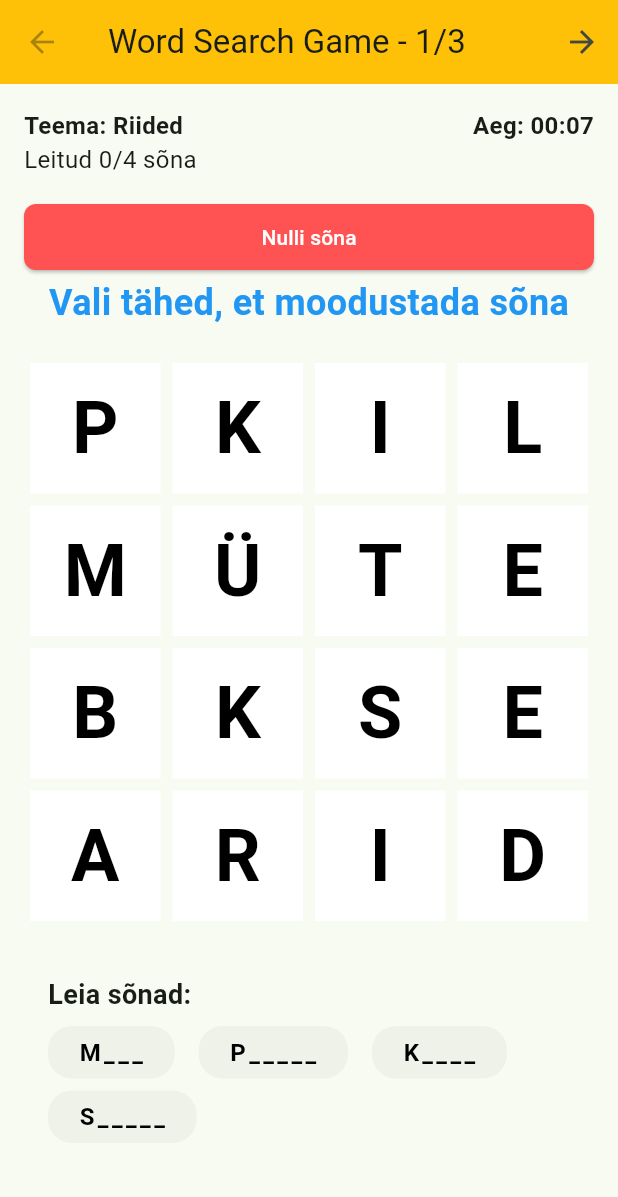
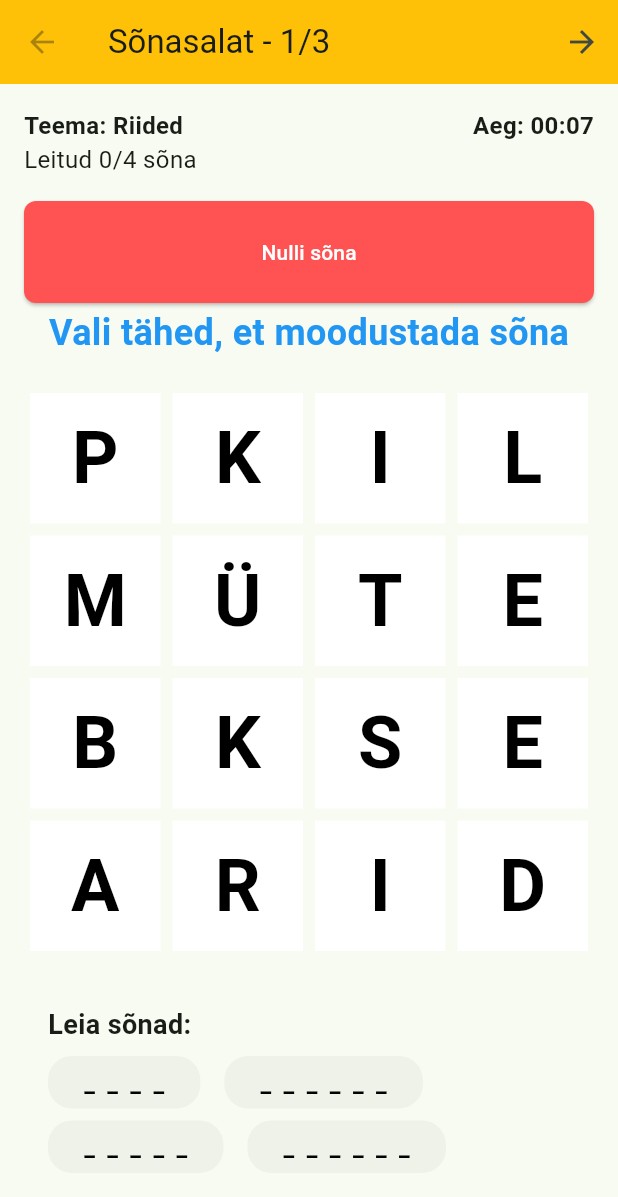
Before and after one commit to mrmaandi/sonasalat, a Flutter app: the screen it shows after launch, on a phone screen of 412 x 824 dp. Shown: the top 1197 px of the screen. Run offline on Flutter 3.47's test engine with Material 3 defaults, Android fonts, the phone set to English and light mode, and no system bars.

Commit message:
hint words changes

```diff
--- a/app/lib/main.dart
+++ b/app/lib/main.dart
@@ -2,6 +2,7 @@ import 'package:flutter/material.dart';
 import 'dart:math' show sqrt;
 import 'util/selection_line_painter.dart';
 import 'util/animated_segment_painter.dart';
+import 'puzzles.dart';
 
 void main() {
   runApp(const MyApp());
@@ -21,11 +22,11 @@ class MyApp extends StatelessWidget {
   @override
   Widget build(BuildContext context) {
     return MaterialApp(
-      title: 'Word Search Game',
+      title: 'Sõnasalat',
       theme: ThemeData(
         colorScheme: ColorScheme.fromSeed(seedColor: Colors.green),
       ),
-      home: const MyHomePage(title: 'Word Search Game'),
+      home: const MyHomePage(title: 'Sõnasalat'),
     );
   }
 }
@@ -38,6 +39,8 @@ class MyHomePage extends StatefulWidget {
 }
 
 class _MyHomePageState extends State<MyHomePage> {
+  // Track how many letters are revealed for each word
+  Map<String, int> revealedLetters = {};
   // Controls trace line disappearance animation
   bool _animateTraceLineOut = false;
   // Track previous segment for reverse animation
@@ -67,38 +70,7 @@ class _MyHomePageState extends State<MyHomePage> {
   int currentPuzzleIndex = 0;
   bool showNextPuzzleButton = false;
 
-  final List<Puzzle> puzzles = [
-    Puzzle(
-      theme: 'Riided',
-      grid: [
-        ['P', 'K', 'I', 'L'],
-        ['M', 'Ü', 'T', 'E'],
-        ['B', 'K', 'S', 'E'],
-        ['A', 'R', 'I', 'D'],
-      ],
-      words: ['MÜTS', 'PÜKSID', 'KÜBAR', 'SEELIK'],
-    ),
-    Puzzle(
-      theme: 'Värvid',
-      grid: [
-        ['K', 'S', 'I', 'L'],
-        ['P', 'O', 'L', 'N'],
-        ['U', 'E', 'I', 'L'],
-        ['N', 'A', 'N', 'A'],
-      ],
-      words: ['SININE', 'KOLLANE', 'PUNANE', 'LILLA'],
-    ),
-    Puzzle(
-      theme: 'Vedelikud',
-      grid: [
-        ['L', 'E', 'I', 'P'],
-        ['H', 'V', 'S', 'I'],
-        ['O', 'A', 'M', 'N'],
-        ['K', 'R', 'A', 'D'],
-      ],
-      words: ['KOHV', 'MAHL', 'PIIM', 'VIIN', 'VESI', 'PISARAD'],
-    ),
-  ];
+  // puzzles are now imported from puzzles.dart
 
   void _resetGame([int? puzzleIndex]) {
     setState(() {
@@ -116,6 +88,8 @@ class _MyHomePageState extends State<MyHomePage> {
       showNextPuzzleButton = false;
       startTime = DateTime.now();
       elapsedTime = '00:00';
+      // Reset revealed letters for all words
+      revealedLetters = { for (var w in puzzle.words) w: 0 };
     });
     _startTimer();
   }
@@ -443,7 +417,7 @@ class _MyHomePageState extends State<MyHomePage> {
                     foregroundColor: Colors.white,
                     padding: const EdgeInsets.symmetric(
                       horizontal: 24,
-                      vertical: 12,
+                      vertical: 24,
                     ),
                     shape: RoundedRectangleBorder(
                       borderRadius: BorderRadius.circular(8),
@@ -779,10 +753,21 @@ class _MyHomePageState extends State<MyHomePage> {
                         runSpacing: 8,
                         children: puzzles[currentPuzzleIndex].words.map((word) {
                           final found = foundWords.contains(word);
+                          final revealCount = revealedLetters[word] ?? 0;
                           final displayChars = found
                               ? word.split('')
-                              : [word[0], ...List.filled(word.length - 1, '_')];
-                          return Container(
+                              : List.generate(word.length, (i) => i < revealCount ? word[i] : '_');
+                          return GestureDetector(
+                            onTap: found
+                                ? null
+                                : () {
+                                    setState(() {
+                                      if (revealCount < word.length) {
+                                        revealedLetters[word] = revealCount + 1;
+                                      }
+                                    });
+                                  },
+                            child: Container(
                               padding: const EdgeInsets.symmetric(
                                 horizontal: 20,
                                 vertical: 6,
@@ -797,7 +782,7 @@ class _MyHomePageState extends State<MyHomePage> {
                                 mainAxisSize: MainAxisSize.min,
                                 children: displayChars
                                     .map((char) => Padding(
-                                        padding: const EdgeInsets.symmetric(horizontal: 1.0),
+                                          padding: const EdgeInsets.symmetric(horizontal: 4.0),
                                           child: Text(
                                             char,
                                             style: TextStyle(
@@ -808,6 +793,7 @@ class _MyHomePageState extends State<MyHomePage> {
                                           ),
                                         ))
                                     .toList(),
+                              ),
                             ),
                           );
                         }).toList(),
--- /dev/null
+++ b/app/lib/puzzles.dart
@@ -0,0 +1,34 @@
+import 'main.dart';
+
+final List<Puzzle> puzzles = [
+  Puzzle(
+    theme: 'Riided',
+    grid: [
+      ['P', 'K', 'I', 'L'],
+      ['M', 'Ü', 'T', 'E'],
+      ['B', 'K', 'S', 'E'],
+      ['A', 'R', 'I', 'D'],
+    ],
+    words: ['MÜTS', 'PÜKSID', 'KÜBAR', 'SEELIK'],
+  ),
+  Puzzle(
+    theme: 'Värvid',
+    grid: [
+      ['K', 'S', 'I', 'L'],
+      ['P', 'O', 'L', 'N'],
+      ['U', 'E', 'I', 'L'],
+      ['N', 'A', 'N', 'A'],
+    ],
+    words: ['SININE', 'KOLLANE', 'PUNANE', 'LILLA'],
+  ),
+  Puzzle(
+    theme: 'Vedelikud',
+    grid: [
+      ['L', 'E', 'I', 'P'],
+      ['H', 'V', 'S', 'I'],
+      ['O', 'A', 'M', 'N'],
+      ['K', 'R', 'A', 'D'],
+    ],
+    words: ['KOHV', 'MAHL', 'PIIM', 'VIIN', 'VESI', 'PISARAD'],
+  ),
+];
```
Lines whose indentation alone changed are shown as unchanged.
